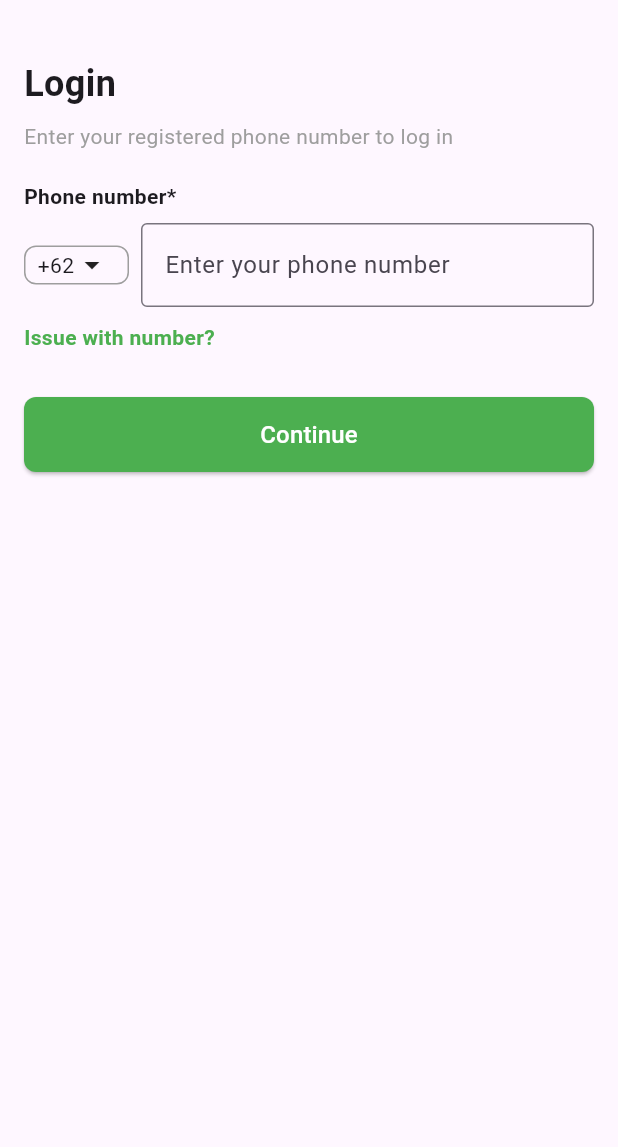
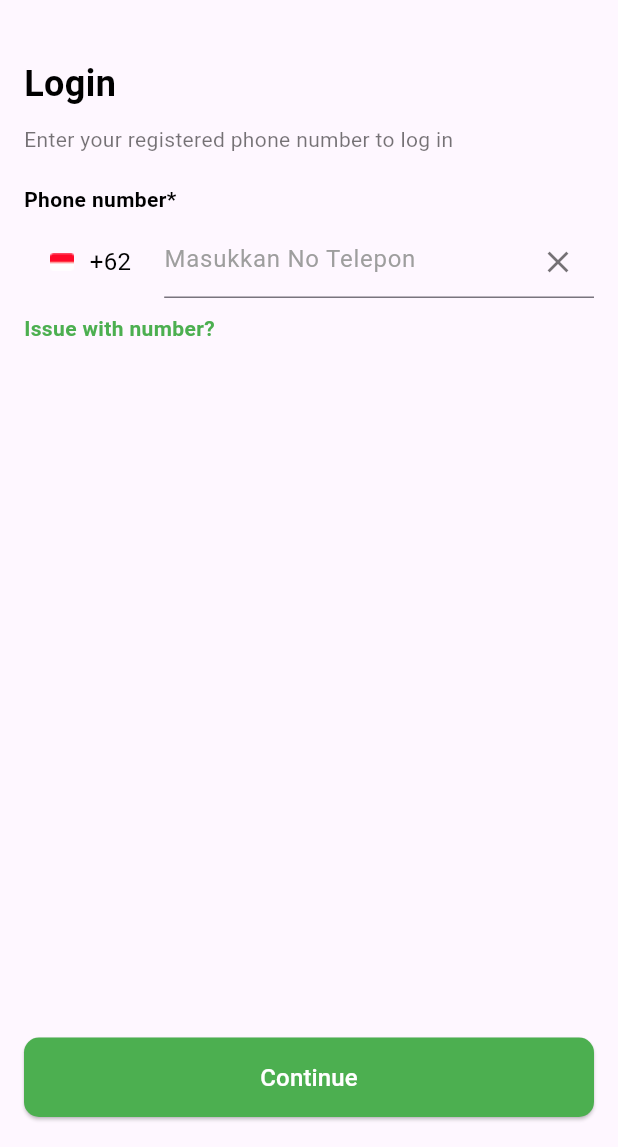
Before and after one commit to FauzanWahyuM/COTS_2211104027_FAUZAN-WAHYU-MUBARAK, a Flutter app: the screen it shows after launch, after a tap on "Masuk", on a phone screen of 412 x 824 dp, the part 89-1236 px from its top. Run offline on Flutter 3.47's test engine with Material 3 defaults, Android fonts, the phone set to English and light mode, and no system bars; our stand-ins replace get.

Commit message:
Add phone number input field and country code flag to login page

```diff
--- a/flutter_cots/lib/modules/gojek/view/login_page.dart
+++ b/flutter_cots/lib/modules/gojek/view/login_page.dart
@@ -2,6 +2,9 @@ import 'package:flutter/material.dart';
 import 'package:get/get.dart';
 
 class LoginPage extends StatelessWidget {
+  // Declare the phone controller
+  final TextEditingController phoneController = TextEditingController();
+
   @override
   Widget build(BuildContext context) {
     return Scaffold(
@@ -25,92 +28,126 @@ class LoginPage extends StatelessWidget {
                   Image.asset(
                     'lib/modules/gojek/assets/images/gojek_logo.png',
                     height: 30,
-                  ), // Pastikan Anda memiliki logo
+                  ),
                 ],
               ),
               SizedBox(height: 30),
 
               // Judul dan Subjudul
               Text(
-                'Login',
-                style: TextStyle(fontSize: 24, fontWeight: FontWeight.bold),
+                "Login",
+                style: TextStyle(
+                  fontSize: 24,
+                  fontWeight: FontWeight.bold,
+                  color: Colors.black,
+                ),
               ),
-              SizedBox(height: 8),
+              SizedBox(height: 10),
               Text(
-                'Enter your registered phone number to log in',
-                style: TextStyle(fontSize: 14, color: Colors.grey),
+                "Enter your registered phone number to log in",
+                style: TextStyle(
+                  fontSize: 14,
+                  color: Colors.black54,
+                ),
               ),
               SizedBox(height: 20),
 
               // Input Nomor Telepon
               Text(
-                'Phone number*',
-                style: TextStyle(fontSize: 14, fontWeight: FontWeight.bold),
+                "Phone number*",
+                style: TextStyle(
+                  fontSize: 14,
+                  fontWeight: FontWeight.bold,
+                  color: Colors.black,
+                ),
               ),
               SizedBox(height: 8),
               Row(
                 children: [
+                  // Kode Negara
                   Container(
-                    width: 70,
-                    padding: EdgeInsets.symmetric(horizontal: 8),
-                    decoration: BoxDecoration(
-                      border: Border.all(color: Colors.grey),
-                      borderRadius: BorderRadius.circular(8),
-                    ),
+                    padding: EdgeInsets.symmetric(horizontal: 12, vertical: 10),
+                    decoration: BoxDecoration(),
                     child: Row(
                       children: [
-                        Text('+62'),
-                        Icon(Icons.arrow_drop_down),
+                        Image.asset(
+                          'lib/modules/gojek/assets/images/Flags.png', // Path ikon bendera Indonesia
+                          height: 20,
+                        ),
+                        SizedBox(width: 5),
+                        Text(
+                          "+62",
+                          style: TextStyle(fontSize: 16, color: Colors.black),
+                        ),
                       ],
                     ),
                   ),
-                  SizedBox(width: 8),
+                  SizedBox(width: 10),
+                  // Input Nomor Telepon
                   Expanded(
                     child: TextField(
+                      controller: phoneController,
+                      keyboardType: TextInputType.phone,
                       decoration: InputDecoration(
-                        hintText: 'Enter your phone number',
-                        border: OutlineInputBorder(),
+                        border: UnderlineInputBorder(
+                          borderSide: BorderSide(color: Colors.black54),
+                        ),
+                        contentPadding: EdgeInsets.symmetric(
+                            vertical:
+                                10.0), // Menyesuaikan jarak input dengan garis bawah
+                        suffixIcon: IconButton(
+                          icon: Icon(Icons.clear, color: Colors.black54),
+                          onPressed: () {
+                            phoneController.clear();
+                          },
+                        ),
+                        hintText: "Masukkan No Telepon",
+                        hintStyle: TextStyle(
+                          color: Colors.grey,
+                        ),
                       ),
-                      keyboardType: TextInputType.phone,
                     ),
                   ),
                 ],
               ),
               SizedBox(height: 10),
-
-              // Teks "Issue with number?"
               GestureDetector(
                 onTap: () {
-                  // Aksi ketika ditekan
+                  // Navigasi ke halaman masalah nomor
                 },
                 child: Text(
-                  'Issue with number?',
+                  "Issue with number?",
                   style: TextStyle(
                     color: Colors.green,
                     fontWeight: FontWeight.bold,
                   ),
                 ),
               ),
-              SizedBox(height: 30),
-
-              // Tombol Login
-              SizedBox(
-                width: double.infinity,
-                height: 50,
-                child: ElevatedButton(
-                  style: ElevatedButton.styleFrom(
-                    backgroundColor: Colors.green,
-                    shape: RoundedRectangleBorder(
-                      borderRadius: BorderRadius.circular(8),
+              Spacer(),
+              // Tombol Lanjutkan
+              ElevatedButton(
+                onPressed: () {
+                  // Aksi untuk melanjutkan login
+                  Get.toNamed('/main'); // Navigasi ke halaman main
+                },
+                style: ElevatedButton.styleFrom(
+                  backgroundColor: Colors.green,
+                  padding: EdgeInsets.symmetric(vertical: 15),
+                  shape: RoundedRectangleBorder(
+                    borderRadius: BorderRadius.circular(10),
+                  ),
+                ),
+                child: Center(
+                  child: Text(
+                    "Continue",
+                    style: TextStyle(
+                      color: Colors.white,
+                      fontSize: 16,
                     ),
-                  ),
-                  onPressed: () => Get.toNamed('/main'),
-                  child: Text(
-                    'Continue',
-                    style: TextStyle(fontSize: 16, color: Colors.white),
                   ),
                 ),
               ),
+              SizedBox(height: 20),
             ],
           ),
         ),
--- a/flutter_cots/pubspec.yaml
+++ b/flutter_cots/pubspec.yaml
@@ -66,6 +66,7 @@ flutter:
     - lib/modules/gojek/assets/images/home1.png
     - lib/modules/gojek/assets/images/home2.png
     - lib/modules/gojek/assets/images/home3.png
+    - lib/modules/gojek/assets/images/Flags.png
 
 
   # To add modules/assets to your application, add an modules/assets section, like this:
```
Also changed, not shown: flutter_cots/lib/modules/gojek/assets/images/Flags.png (added).
